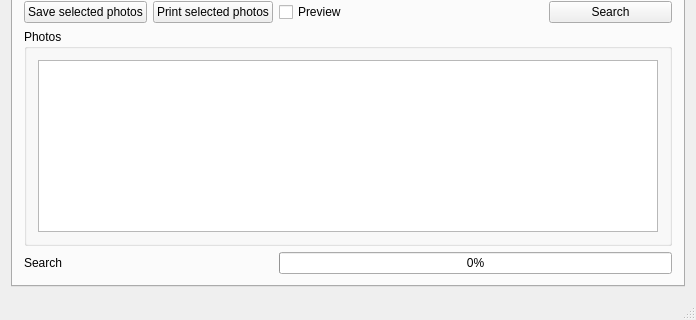
Before: the Qt Designer form PhotoManager/mainwindow.ui in pphprj/periphotoproject, drawn with Qt 5; both pictures show x 0 to 696 and y 327 to 647 of the 696 by 647 pixel window.
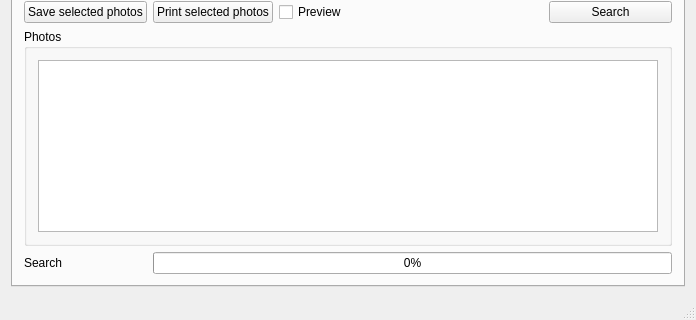
After: the same form once the commit is applied. The open tabs and pages were chosen to show the change.

Patch:
```diff
--- a/PhotoManager/mainwindow.ui
+++ b/PhotoManager/mainwindow.ui
@@ -502,13 +502,6 @@
             </property>
            </widget>
           </item>
-          <item row="3" column="2" colspan="3">
-           <widget class="QProgressBar" name="progressBarSearch">
-            <property name="value">
-             <number>0</number>
-            </property>
-           </widget>
-          </item>
           <item row="1" column="1">
            <widget class="QPushButton" name="pushButtonPrintSelected">
             <property name="text">
@@ -516,6 +509,13 @@
             </property>
            </widget>
           </item>
+          <item row="3" column="1" colspan="4">
+           <widget class="QProgressBar" name="progressBarSearch">
+            <property name="value">
+             <number>0</number>
+            </property>
+           </widget>
+          </item>
          </layout>
         </widget>
         <widget class="QWidget" name="tabEditDB">
```
Left out of the diff: 2 changed lines with no effect on the pictures.
